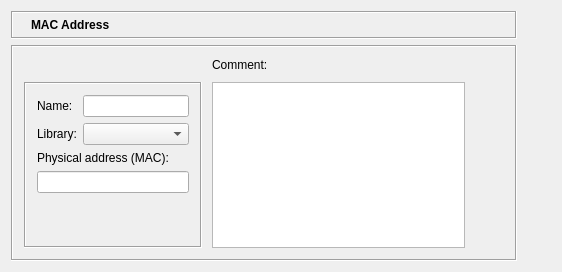
First picture: the form in src/gui/physaddressdialog_q.ui, repository fwbuilder/fwbuilder, before the edit.
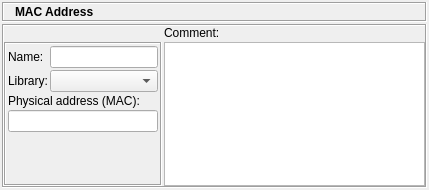
Second picture: the form after the edit. Icons and pictures are not drawn.

```diff
--- a/src/gui/physaddressdialog_q.ui
+++ b/src/gui/physaddressdialog_q.ui
@@ -8,19 +8,31 @@
    <rect>
     <x>0</x>
     <y>0</y>
-    <width>562</width>
-    <height>272</height>
+    <width>429</width>
+    <height>190</height>
    </rect>
   </property>
   <property name="windowTitle" >
    <string>physAddress</string>
   </property>
   <layout class="QGridLayout" >
-   <property name="margin" >
-    <number>11</number>
+   <property name="leftMargin" >
+    <number>2</number>
    </property>
-   <property name="spacing" >
-    <number>6</number>
+   <property name="topMargin" >
+    <number>2</number>
+   </property>
+   <property name="rightMargin" >
+    <number>2</number>
+   </property>
+   <property name="bottomMargin" >
+    <number>2</number>
+   </property>
+   <property name="horizontalSpacing" >
+    <number>2</number>
+   </property>
+   <property name="verticalSpacing" >
+    <number>2</number>
    </property>
    <item row="0" column="0" >
     <layout class="QVBoxLayout" >
@@ -28,18 +40,34 @@
       <number>0</number>
      </property>
      <property name="spacing" >
-      <number>6</number>
+      <number>2</number>
+     </property>
+     <property name="leftMargin" >
+      <number>0</number>
+     </property>
+     <property name="topMargin" >
+      <number>0</number>
+     </property>
+     <property name="rightMargin" >
+      <number>0</number>
+     </property>
+     <property name="bottomMargin" >
+      <number>0</number>
      </property>
      <item>
       <widget class="QFrame" name="frame3" >
        <property name="sizePolicy" >
-        <sizepolicy>
-         <hsizetype>5</hsizetype>
-         <vsizetype>0</vsizetype>
+        <sizepolicy vsizetype="Fixed" hsizetype="Preferred" >
          <horstretch>0</horstretch>
          <verstretch>0</verstretch>
         </sizepolicy>
        </property>
+       <property name="minimumSize" >
+        <size>
+         <width>16</width>
+         <height>20</height>
+        </size>
+       </property>
        <property name="frameShape" >
         <enum>QFrame::Box</enum>
        </property>
@@ -47,14 +75,32 @@
         <enum>QFrame::Sunken</enum>
        </property>
        <layout class="QGridLayout" >
-        <property name="margin" >
-         <number>5</number>
+        <property name="leftMargin" >
+         <number>2</number>
         </property>
-        <property name="spacing" >
-         <number>6</number>
+        <property name="topMargin" >
+         <number>2</number>
+        </property>
+        <property name="rightMargin" >
+         <number>2</number>
+        </property>
+        <property name="bottomMargin" >
+         <number>2</number>
+        </property>
+        <property name="horizontalSpacing" >
+         <number>2</number>
+        </property>
+        <property name="verticalSpacing" >
+         <number>2</number>
         </property>
         <item row="0" column="1" >
          <widget class="QLabel" name="editorTitle" >
+          <property name="sizePolicy" >
+           <sizepolicy vsizetype="Fixed" hsizetype="Preferred" >
+            <horstretch>0</horstretch>
+            <verstretch>0</verstretch>
+           </sizepolicy>
+          </property>
           <property name="font" >
            <font>
             <weight>75</weight>
@@ -72,9 +118,7 @@
         <item row="0" column="0" >
          <widget class="QLabel" name="pixmapLabel1" >
           <property name="sizePolicy" >
-           <sizepolicy>
-            <hsizetype>0</hsizetype>
-            <vsizetype>0</vsizetype>
+           <sizepolicy vsizetype="Fixed" hsizetype="Fixed" >
             <horstretch>0</horstretch>
             <verstretch>0</verstretch>
            </sizepolicy>
@@ -102,11 +146,23 @@
         <enum>QFrame::Sunken</enum>
        </property>
        <layout class="QGridLayout" >
-        <property name="margin" >
-         <number>11</number>
+        <property name="leftMargin" >
+         <number>0</number>
         </property>
-        <property name="spacing" >
-         <number>10</number>
+        <property name="topMargin" >
+         <number>0</number>
+        </property>
+        <property name="rightMargin" >
+         <number>0</number>
+        </property>
+        <property name="bottomMargin" >
+         <number>0</number>
+        </property>
+        <property name="horizontalSpacing" >
+         <number>2</number>
+        </property>
+        <property name="verticalSpacing" >
+         <number>2</number>
         </property>
         <item row="1" column="0" >
          <widget class="QFrame" name="frame46" >
@@ -117,26 +173,45 @@
            <enum>QFrame::Sunken</enum>
           </property>
           <layout class="QVBoxLayout" >
-           <property name="margin" >
-            <number>11</number>
-           </property>
            <property name="spacing" >
-            <number>6</number>
+            <number>2</number>
+           </property>
+           <property name="leftMargin" >
+            <number>2</number>
+           </property>
+           <property name="topMargin" >
+            <number>2</number>
+           </property>
+           <property name="rightMargin" >
+            <number>2</number>
+           </property>
+           <property name="bottomMargin" >
+            <number>2</number>
            </property>
            <item>
             <layout class="QGridLayout" >
              <property name="margin" >
               <number>0</number>
              </property>
-             <property name="spacing" >
-              <number>6</number>
+             <property name="topMargin" >
+              <number>0</number>
+             </property>
+             <property name="rightMargin" >
+              <number>0</number>
+             </property>
+             <property name="bottomMargin" >
+              <number>0</number>
+             </property>
+             <property name="horizontalSpacing" >
+              <number>2</number>
+             </property>
+             <property name="verticalSpacing" >
+              <number>2</number>
              </property>
              <item row="0" column="1" >
               <widget class="QLineEdit" name="obj_name" >
                <property name="sizePolicy" >
-                <sizepolicy>
-                 <hsizetype>5</hsizetype>
-                 <vsizetype>0</vsizetype>
+                <sizepolicy vsizetype="Fixed" hsizetype="Preferred" >
                  <horstretch>0</horstretch>
                  <verstretch>0</verstretch>
                 </sizepolicy>
@@ -166,9 +241,7 @@
              <item row="1" column="1" >
               <widget class="QComboBox" name="libs" >
                <property name="sizePolicy" >
-                <sizepolicy>
-                 <hsizetype>1</hsizetype>
-                 <vsizetype>0</vsizetype>
+                <sizepolicy vsizetype="Fixed" hsizetype="Minimum" >
                  <horstretch>0</horstretch>
                  <verstretch>0</verstretch>
                 </sizepolicy>
@@ -190,9 +263,7 @@
            <item>
             <widget class="QLineEdit" name="pAddress" >
              <property name="sizePolicy" >
-              <sizepolicy>
-               <hsizetype>5</hsizetype>
-               <vsizetype>0</vsizetype>
+              <sizepolicy vsizetype="Fixed" hsizetype="Preferred" >
                <horstretch>0</horstretch>
                <verstretch>0</verstretch>
               </sizepolicy>
@@ -205,12 +276,12 @@
               <enum>Qt::Vertical</enum>
              </property>
              <property name="sizeType" >
-              <enum>QSizePolicy::Expanding</enum>
+              <enum>QSizePolicy::MinimumExpanding</enum>
              </property>
              <property name="sizeHint" >
               <size>
                <width>20</width>
-               <height>20</height>
+               <height>5</height>
               </size>
              </property>
             </spacer>
@@ -221,9 +292,7 @@
         <item row="1" column="1" >
          <widget class="QTextEdit" name="comment" >
           <property name="sizePolicy" >
-           <sizepolicy>
-            <hsizetype>7</hsizetype>
-            <vsizetype>7</vsizetype>
+           <sizepolicy vsizetype="Expanding" hsizetype="Expanding" >
             <horstretch>0</horstretch>
             <verstretch>100</verstretch>
            </sizepolicy>
@@ -249,47 +318,14 @@
           </property>
          </widget>
         </item>
-        <item row="1" column="2" >
-         <spacer>
-          <property name="orientation" >
-           <enum>Qt::Horizontal</enum>
-          </property>
-          <property name="sizeType" >
-           <enum>QSizePolicy::Expanding</enum>
-          </property>
-          <property name="sizeHint" >
-           <size>
-            <width>41</width>
-            <height>20</height>
-           </size>
-          </property>
-         </spacer>
-        </item>
        </layout>
       </widget>
      </item>
     </layout>
    </item>
-   <item row="0" column="1" >
-    <spacer>
-     <property name="orientation" >
-      <enum>Qt::Horizontal</enum>
-     </property>
-     <property name="sizeType" >
-      <enum>QSizePolicy::Expanding</enum>
-     </property>
-     <property name="sizeHint" >
-      <size>
-       <width>40</width>
-       <height>20</height>
-      </size>
-     </property>
-    </spacer>
-   </item>
   </layout>
  </widget>
- <layoutdefault spacing="6" margin="11" />
- <pixmapfunction></pixmapfunction>
+ <layoutdefault spacing="2" margin="2" />
  <tabstops>
   <tabstop>obj_name</tabstop>
   <tabstop>libs</tabstop>
```
Left out of the diff: 5 changed lines with no effect on the pictures.
